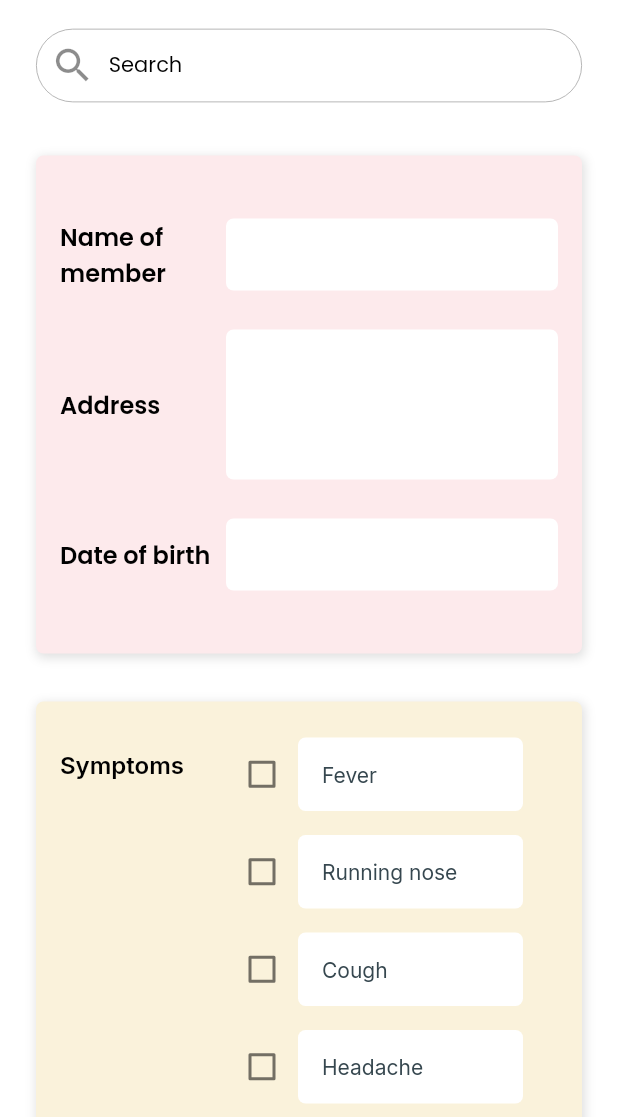
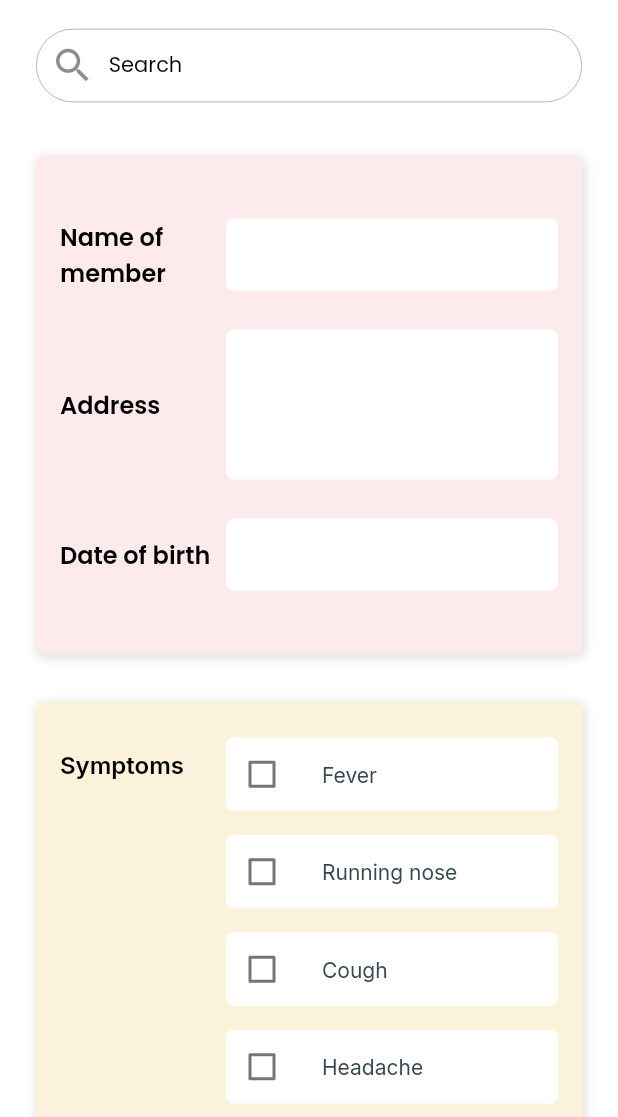
Before and after one commit to triviaGroups/janam, a Flutter app: the Covid screen opened directly, on a phone screen of 412 x 824 dp, the part 119-1236 px from its top. Run offline on Flutter 3.47's test engine with Material 2 defaults, Android fonts, the phone set to English and light mode, and no system bars; our stand-ins replace cloud_firestore, dropdown_button2, firebase_auth, firebase_core, font_awesome_flutter, google_fonts; accounts and stored records are empty; project files that could hold a hidden picture were left out.

Commit message:
24 05 2022

```diff
--- a/lib/Widgets/chechboxContainer.dart
+++ b/lib/Widgets/chechboxContainer.dart
@@ -47,7 +47,13 @@ class _CheckBoxContState extends State<CheckBoxCont> {
                 child: ListView.builder(
                   itemCount: widget.item.length,
                     itemBuilder: ((context, index) {
-                  return Row(
+                  return Container(
+                    margin: EdgeInsets.symmetric(vertical: 8),
+                    decoration: BoxDecoration(
+                      borderRadius: BorderRadius.circular(5),
+                      color: white,
+                    ),
+                    child: Row(
                       children: [
                         Checkbox(
                           checkColor: white,
@@ -60,11 +66,6 @@ class _CheckBoxContState extends State<CheckBoxCont> {
                           },
                         ),
                         Container(
-                        margin: EdgeInsets.symmetric(vertical: 8),
-                        decoration: BoxDecoration(
-                          borderRadius: BorderRadius.circular(5),
-                          color: white,
-                        ),
                           width:150,
                           alignment: Alignment.centerLeft,
                           padding: EdgeInsets.symmetric(
@@ -79,6 +80,7 @@ class _CheckBoxContState extends State<CheckBoxCont> {
                               )),
                         ),
                       ],
+                    ),
                   );
                 }))),
           ],
--- a/lib/provider/colorSelection.dart
+++ /dev/null
@@ -1,13 +0,0 @@
-import 'package:flutter/material.dart';
-import 'package:flutter/cupertino.dart';
-
-class colorSelect with ChangeNotifier {
-  int _cs = 0;
-
-  int get CoS => _cs;
-
-  void set_color(int a) async {
-    this._cs = a;
-    notifyListeners();
-  }
-}
--- /dev/null
+++ b/lib/provider/detailsFetch.dart
@@ -0,0 +1,16 @@
+import 'package:cloud_firestore/cloud_firestore.dart';
+import 'package:flutter/material.dart';
+import 'package:flutter/cupertino.dart';
+
+class Details with ChangeNotifier {
+   String _name = "";
+
+   String get name => _name;
+
+   Future<void> getData(String num) async{
+     await FirebaseFirestore.instance.collection("nurse_profile").doc(num).get().then((value) => {
+       this._name = value['fullname'],
+     });
+   }
+
+}
```
Also changed, not shown: lib/Home/home.dart (+11 -1 lines), lib/Home/home_sub.dart (added, +25 -0 lines), lib/main.dart (+5 -8 lines), pubspec.lock. Lines whose indentation alone changed are shown as unchanged.
